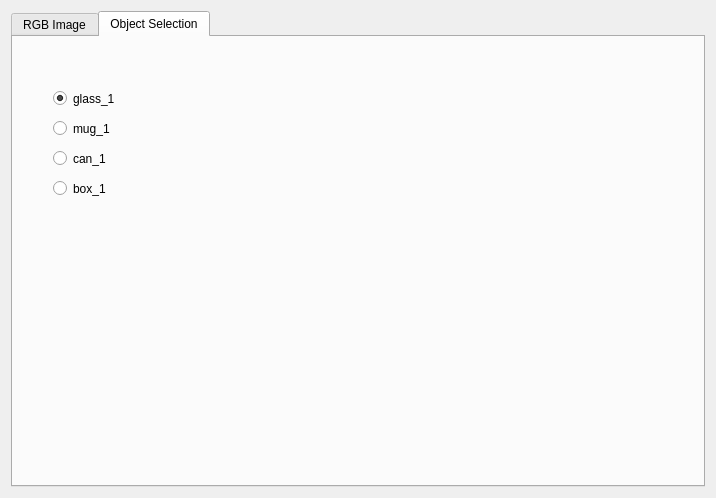
This is components/graspDSR/src/localUI.ui in robocomp/dsr-graph as Qt 5 draws it before an edit. The edited form follows.
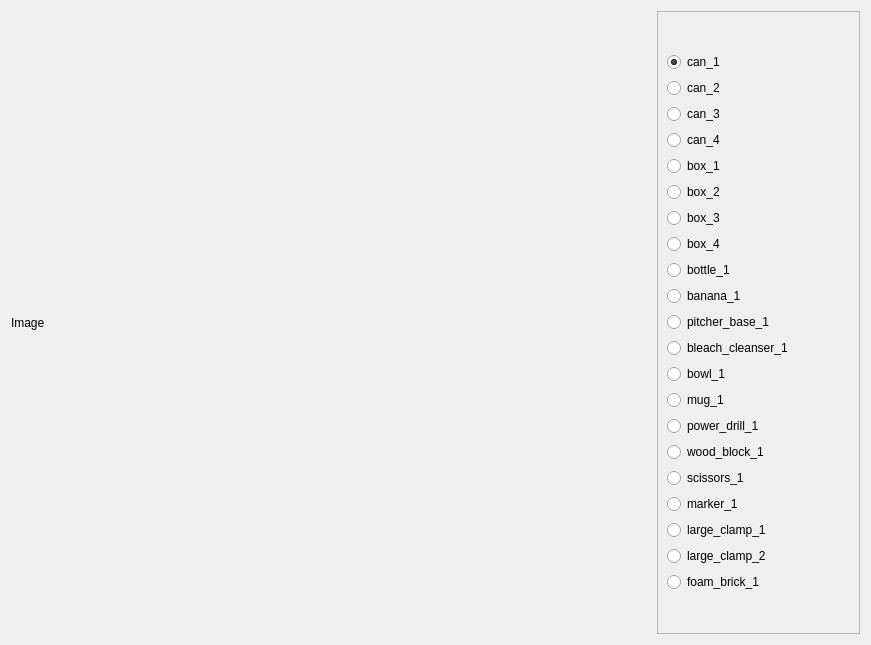
This is the edited form. The open tabs and pages were chosen to show the change.

Commit message: improve graspDSR GUI and add complete grasping objects list

Patch:
```diff
--- a/components/graspDSR/src/localUI.ui
+++ b/components/graspDSR/src/localUI.ui
@@ -6,116 +6,265 @@
    <rect>
     <x>0</x>
     <y>0</y>
-    <width>716</width>
-    <height>498</height>
+    <width>871</width>
+    <height>645</height>
    </rect>
   </property>
   <property name="windowTitle">
    <string>Form</string>
   </property>
-  <layout class="QVBoxLayout" name="verticalLayout">
+  <layout class="QVBoxLayout" name="verticalLayout_3">
    <item>
-    <widget class="QTabWidget" name="tabWidget">
-     <property name="currentIndex">
-      <number>0</number>
-     </property>
-     <widget class="QWidget" name="rgb_image_tab">
-      <attribute name="title">
-       <string>RGB Image</string>
-      </attribute>
+    <layout class="QHBoxLayout" name="horizontalLayout">
+     <item>
       <widget class="QLabel" name="rgb_image">
-       <property name="geometry">
-        <rect>
-         <x>10</x>
-         <y>10</y>
-         <width>671</width>
-         <height>431</height>
-        </rect>
+       <property name="sizePolicy">
+        <sizepolicy hsizetype="Minimum" vsizetype="Minimum">
+         <horstretch>0</horstretch>
+         <verstretch>0</verstretch>
+        </sizepolicy>
        </property>
        <property name="minimumSize">
         <size>
-         <width>320</width>
-         <height>240</height>
+         <width>640</width>
+         <height>480</height>
         </size>
        </property>
        <property name="text">
         <string>Image</string>
        </property>
       </widget>
-     </widget>
-     <widget class="QWidget" name="object_sel_tab">
-      <attribute name="title">
-       <string>Object Selection</string>
-      </attribute>
-      <widget class="QRadioButton" name="obj_sel_radio_1">
-       <property name="geometry">
-        <rect>
-         <x>40</x>
-         <y>50</y>
-         <width>112</width>
-         <height>23</height>
-        </rect>
+     </item>
+     <item>
+      <widget class="QFrame" name="frame">
+       <property name="frameShape">
+        <enum>QFrame::StyledPanel</enum>
        </property>
-       <property name="text">
-        <string>glass_1</string>
+       <property name="frameShadow">
+        <enum>QFrame::Raised</enum>
        </property>
-       <property name="checked">
-        <bool>true</bool>
-       </property>
-       <attribute name="buttonGroup">
-        <string notr="true">object_sel_group</string>
-       </attribute>
+       <layout class="QVBoxLayout" name="verticalLayout_2">
+        <item>
+         <layout class="QVBoxLayout" name="verticalLayout">
+          <item>
+           <widget class="QRadioButton" name="obj_sel_radio_1">
+            <property name="text">
+             <string>can_1</string>
+            </property>
+            <property name="checked">
+             <bool>true</bool>
+            </property>
+            <attribute name="buttonGroup">
+             <string notr="true">object_sel_group</string>
+            </attribute>
+           </widget>
+          </item>
+          <item>
+           <widget class="QRadioButton" name="obj_sel_radio_2">
+            <property name="text">
+             <string>can_2</string>
+            </property>
+            <attribute name="buttonGroup">
+             <string notr="true">object_sel_group</string>
+            </attribute>
+           </widget>
+          </item>
+          <item>
+           <widget class="QRadioButton" name="obj_sel_radio_3">
+            <property name="text">
+             <string>can_3</string>
+            </property>
+            <attribute name="buttonGroup">
+             <string notr="true">object_sel_group</string>
+            </attribute>
+           </widget>
+          </item>
+          <item>
+           <widget class="QRadioButton" name="obj_sel_radio_4">
+            <property name="text">
+             <string>can_4</string>
+            </property>
+            <attribute name="buttonGroup">
+             <string notr="true">object_sel_group</string>
+            </attribute>
+           </widget>
+          </item>
+          <item>
+           <widget class="QRadioButton" name="obj_sel_radio_5">
+            <property name="text">
+             <string>box_1</string>
+            </property>
+            <attribute name="buttonGroup">
+             <string notr="true">object_sel_group</string>
+            </attribute>
+           </widget>
+          </item>
+          <item>
+           <widget class="QRadioButton" name="obj_sel_radio_6">
+            <property name="text">
+             <string>box_2</string>
+            </property>
+            <attribute name="buttonGroup">
+             <string notr="true">object_sel_group</string>
+            </attribute>
+           </widget>
+          </item>
+          <item>
+           <widget class="QRadioButton" name="obj_sel_radio_7">
+            <property name="text">
+             <string>box_3</string>
+            </property>
+            <attribute name="buttonGroup">
+             <string notr="true">object_sel_group</string>
+            </attribute>
+           </widget>
+          </item>
+          <item>
+           <widget class="QRadioButton" name="obj_sel_radio_8">
+            <property name="text">
+             <string>box_4</string>
+            </property>
+            <attribute name="buttonGroup">
+             <string notr="true">object_sel_group</string>
+            </attribute>
+           </widget>
+          </item>
+          <item>
+           <widget class="QRadioButton" name="obj_sel_radio_9">
+            <property name="text">
+             <string>bottle_1</string>
+            </property>
+            <attribute name="buttonGroup">
+             <string notr="true">object_sel_group</string>
+            </attribute>
+           </widget>
+          </item>
+          <item>
+           <widget class="QRadioButton" name="obj_sel_radio_10">
+            <property name="text">
+             <string>banana_1</string>
+            </property>
+            <attribute name="buttonGroup">
+             <string notr="true">object_sel_group</string>
+            </attribute>
+           </widget>
+          </item>
+          <item>
+           <widget class="QRadioButton" name="obj_sel_radio_11">
+            <property name="text">
+             <string>pitcher_base_1</string>
+            </property>
+            <attribute name="buttonGroup">
+             <string notr="true">object_sel_group</string>
+            </attribute>
+           </widget>
+          </item>
+          <item>
+           <widget class="QRadioButton" name="obj_sel_radio_12">
+            <property name="text">
+             <string>bleach_cleanser_1</string>
+            </property>
+            <attribute name="buttonGroup">
+             <string notr="true">object_sel_group</string>
+            </attribute>
+           </widget>
+          </item>
+          <item>
+           <widget class="QRadioButton" name="obj_sel_radio_13">
+            <property name="text">
+             <string>bowl_1</string>
+            </property>
+            <attribute name="buttonGroup">
+             <string notr="true">object_sel_group</string>
+            </attribute>
+           </widget>
+          </item>
+          <item>
+           <widget class="QRadioButton" name="obj_sel_radio_14">
+            <property name="text">
+             <string>mug_1</string>
+            </property>
+            <attribute name="buttonGroup">
+             <string notr="true">object_sel_group</string>
+            </attribute>
+           </widget>
+          </item>
+          <item>
+           <widget class="QRadioButton" name="obj_sel_radio_15">
+            <property name="text">
+             <string>power_drill_1</string>
+            </property>
+            <attribute name="buttonGroup">
+             <string notr="true">object_sel_group</string>
+            </attribute>
+           </widget>
+          </item>
+          <item>
+           <widget class="QRadioButton" name="obj_sel_radio_16">
+            <property name="text">
+             <string>wood_block_1</string>
+            </property>
+            <attribute name="buttonGroup">
+             <string notr="true">object_sel_group</string>
+            </attribute>
+           </widget>
+          </item>
+          <item>
+           <widget class="QRadioButton" name="obj_sel_radio_17">
+            <property name="text">
+             <string>scissors_1</string>
+            </property>
+            <attribute name="buttonGroup">
+             <string notr="true">object_sel_group</string>
+            </attribute>
+           </widget>
+          </item>
+          <item>
+           <widget class="QRadioButton" name="obj_sel_radio_18">
+            <property name="text">
+             <string>marker_1</string>
+            </property>
+            <attribute name="buttonGroup">
+             <string notr="true">object_sel_group</string>
+            </attribute>
+           </widget>
+          </item>
+          <item>
+           <widget class="QRadioButton" name="obj_sel_radio_19">
+            <property name="text">
+             <string>large_clamp_1</string>
+            </property>
+            <attribute name="buttonGroup">
+             <string notr="true">object_sel_group</string>
+            </attribute>
+           </widget>
+          </item>
+          <item>
+           <widget class="QRadioButton" name="obj_sel_radio_20">
+            <property name="text">
+             <string>large_clamp_2</string>
+            </property>
+            <attribute name="buttonGroup">
+             <string notr="true">object_sel_group</string>
+            </attribute>
+           </widget>
+          </item>
+          <item>
+           <widget class="QRadioButton" name="obj_sel_radio_21">
+            <property name="text">
+             <string>foam_brick_1</string>
+            </property>
+            <attribute name="buttonGroup">
+             <string notr="true">object_sel_group</string>
+            </attribute>
+           </widget>
+          </item>
+         </layout>
+        </item>
+       </layout>
       </widget>
-      <widget class="QRadioButton" name="obj_sel_radio_2">
-       <property name="geometry">
-        <rect>
-         <x>40</x>
-         <y>80</y>
-         <width>112</width>
-         <height>23</height>
-        </rect>
-       </property>
-       <property name="text">
-        <string>mug_1</string>
-       </property>
-       <attribute name="buttonGroup">
-        <string notr="true">object_sel_group</string>
-       </attribute>
-      </widget>
-      <widget class="QRadioButton" name="obj_sel_radio_3">
-       <property name="geometry">
-        <rect>
-         <x>40</x>
-         <y>110</y>
-         <width>112</width>
-         <height>23</height>
-        </rect>
-       </property>
-       <property name="text">
-        <string>can_1</string>
-       </property>
-       <attribute name="buttonGroup">
-        <string notr="true">object_sel_group</string>
-       </attribute>
-      </widget>
-      <widget class="QRadioButton" name="obj_sel_radio_4">
-       <property name="geometry">
-        <rect>
-         <x>40</x>
-         <y>140</y>
-         <width>112</width>
-         <height>23</height>
-        </rect>
-       </property>
-       <property name="text">
-        <string>box_1</string>
-       </property>
-       <attribute name="buttonGroup">
-        <string notr="true">object_sel_group</string>
-       </attribute>
-      </widget>
-     </widget>
-    </widget>
+     </item>
+    </layout>
    </item>
   </layout>
  </widget>
```
Left out of the diff: 6 changed lines with no effect on the pictures. The commit also changes 1 other file.
